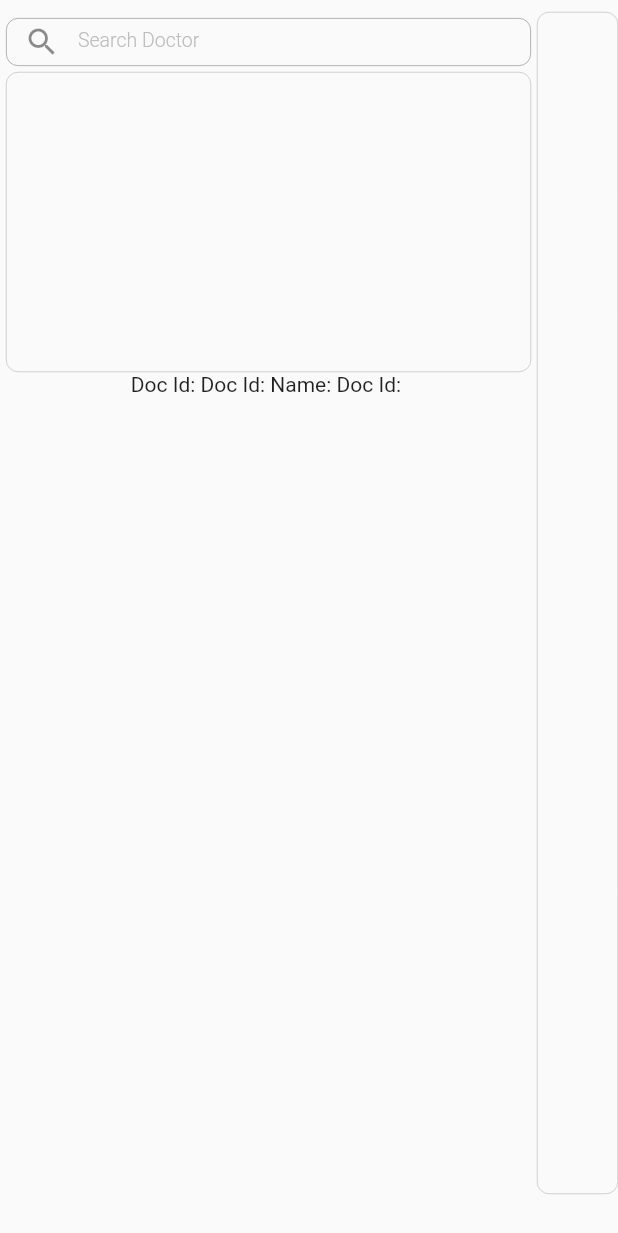
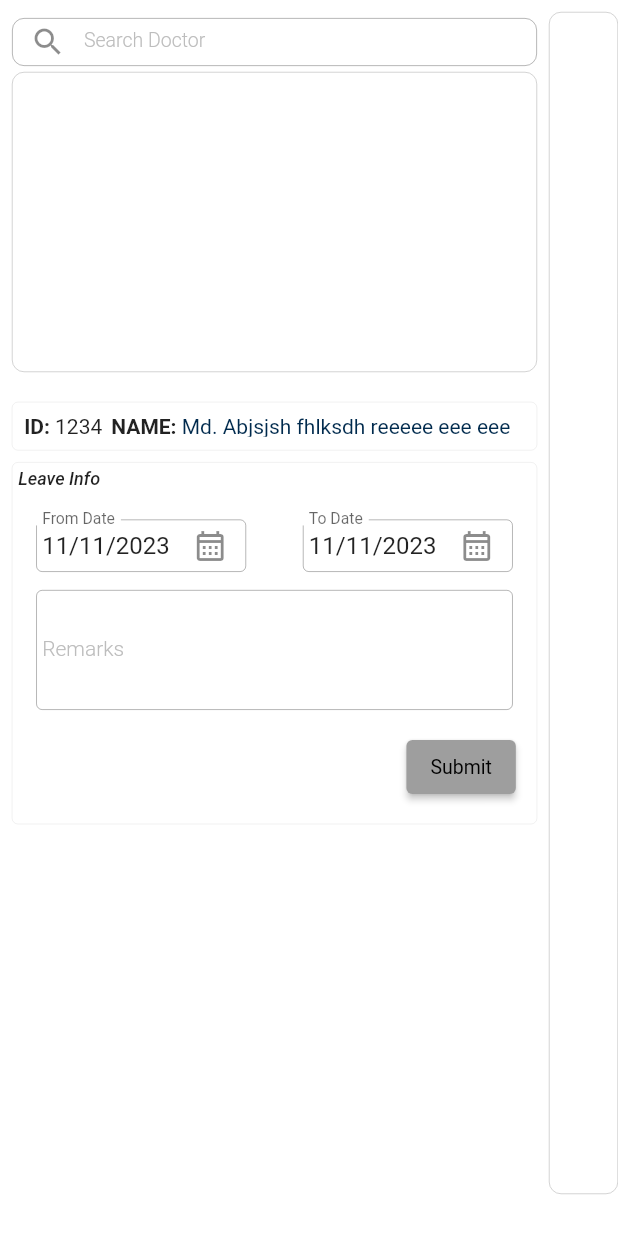
Before and after one commit to alokemscit/flutter_web2, a Flutter app: the DoctorLeave screen opened directly, on a phone screen of 412 x 824 dp. Shown: the top 1233 px of the screen. Run offline on Flutter 3.47's test engine with Material 2 defaults, Android fonts, the phone set to English and light mode, and no system bars; our stand-ins replace equatable, flutter_bloc, google_fonts, rive, shared_preferences, websafe_svg; missing offline and left inert: dart:html, hover_widget; accounts and stored records are empty.

Commit message:
11.11.23
ok

```diff
--- /dev/null
+++ b/lib/component/widget/custom_button.dart
@@ -0,0 +1,25 @@
+
+import 'package:flutter/material.dart';
+
+
+class CustomButton extends StatelessWidget {
+  final String text;
+
+  final VoidCallback onPressed;
+
+  const CustomButton({super.key, required this.text, required this.onPressed});
+
+  @override
+  Widget build(BuildContext context) {
+    return Container(
+      padding: const EdgeInsets.symmetric(horizontal: 2,vertical: 2),
+      margin: const EdgeInsets.all(0),
+      child: ElevatedButton(
+        style: ElevatedButton.styleFrom(backgroundColor: Colors.grey,foregroundColor: Colors.black,textStyle: TextStyle(fontSize: 13)),
+
+        onPressed: onPressed,
+        child: Text(text),
+      ),
+    );
+  }
+}
--- a/lib/component/widget/custom_textbox.dart
+++ b/lib/component/widget/custom_textbox.dart
@@ -43,6 +43,8 @@ class CustomTextBox extends StatelessWidget {
       child: Padding(
         padding: const EdgeInsets.all(4.0),
         child: SizedBox(
+        //  padding: const EdgeInsets.only(top: 4),
+         // color: Colors.amber,
           width: width,
           height: height,
 
@@ -54,6 +56,7 @@ class CustomTextBox extends StatelessWidget {
                 isObsText = state.isShow;
               }
               return TextField(
+
                 onChanged: (value) => onChange(value),
                 keyboardType: textInputType,
                 obscureText: !isObsText ? isPassword : false,
@@ -80,11 +83,12 @@ class CustomTextBox extends StatelessWidget {
 
                 textAlign: textAlign!,
                 decoration: InputDecoration(
+
                   labelText: caption,
                   labelStyle: TextStyle(
                       color: Colors.grey.shade400,
                       fontWeight: FontWeight.w300,
-                      fontSize: 13),
+                      fontSize: 14),
                   hintStyle: TextStyle(
                       color: Colors.grey.shade400, fontWeight: FontWeight.w300),
                   counterText: '',
@@ -111,9 +115,9 @@ class CustomTextBox extends StatelessWidget {
                             size: 20,
                           ),
                         )
-                      : const SizedBox(),
+                      : null,
                   contentPadding:
-                      const EdgeInsets.symmetric(vertical: 4, horizontal: 8),
+                      const EdgeInsets.symmetric(vertical: 10, horizontal: 4),
                 ),
                 controller: controller,
               );
--- a/lib/for_test.dart
+++ b/lib/for_test.dart
@@ -1,5 +1,7 @@
 // ignore_for_file: public_member_api_docs, sort_constructors_first
 import 'package:flutter/material.dart';
+
+import 'component/widget/custom_button.dart';
 
 class MyDataTable extends StatefulWidget {
   const MyDataTable({super.key});
@@ -280,25 +282,3 @@ class CustomContainer extends StatelessWidget {
     );
   }
 }
-
-class CustomButton extends StatelessWidget {
-  final String text;
-
-  final VoidCallback onPressed;
-
-  const CustomButton({required this.text, required this.onPressed});
-
-  @override
-  Widget build(BuildContext context) {
-    return Container(
-      padding: EdgeInsets.symmetric(horizontal: 2,vertical: 2),
-      margin: EdgeInsets.all(0),
-      child: ElevatedButton(
-        style: ElevatedButton.styleFrom(backgroundColor: Colors.grey,foregroundColor: Colors.black,textStyle: TextStyle(fontSize: 13)),
-
-        onPressed: onPressed,
-        child: Text(text),
-      ),
-    );
-  }
-}
--- a/lib/main.dart
+++ b/lib/main.dart
@@ -53,8 +53,8 @@ final appTheame = AppTheme();
                //appThemes.darkTheme==true?Brightness.dark:Brightness.light
                ),
             home: userProvider.user != null ? const
-           ParentPage()
-           // DoctorLeave()
+          // ParentPage()
+            DoctorLeave()
             : Login(),
           );
         }));
--- a/lib/pages/appointment/doctor_leave.dart
+++ b/lib/pages/appointment/doctor_leave.dart
@@ -1,6 +1,10 @@
 import 'package:flutter/material.dart';
+import 'package:web_2/component/widget/custom_datepicker.dart';
+import 'package:web_2/for_test.dart';
 
+import '../../component/widget/custom_button.dart';
 import '../../component/widget/custom_search_box.dart';
+import '../../component/widget/custom_textbox.dart';
 
 class DoctorLeave extends StatelessWidget {
   const DoctorLeave({super.key});
@@ -11,6 +15,7 @@ class DoctorLeave extends StatelessWidget {
 
    // print(size.width);
     return Scaffold(
+      backgroundColor:Colors.white, //kDefaultIconLightColor,
       body: SizedBox(
         width: double.infinity,
         height: size.height - 28,
@@ -41,20 +46,105 @@ class DoctorLeave extends StatelessWidget {
                   ),
 
 
-       Container(
-   alignment: Alignment.center,
-   child: const Row(
+    Container(
+     padding: const EdgeInsets.all(8),
+      width: 350 ,
+      margin: const EdgeInsets.only(top: 20),
+      //color: Colors.amber,
+     // margin:EdgeInsets.only(left: 0) ,
+     decoration: BoxDecoration(
+      borderRadius: BorderRadius.circular(4),
+      border: Border.all(color: Colors.grey,width: 0.1),
+     ),
+   alignment: Alignment.topCenter,
+    child:  Row(
         mainAxisAlignment: MainAxisAlignment.start,
         crossAxisAlignment: CrossAxisAlignment.start,
         children: [
-        Text("Doc Id: "),
-        Text("Doc Id: "),
-        Text("Name: "),
-        Text("Doc Id: "),
+        const Text("ID: ",style: TextStyle(fontWeight: FontWeight.w600),),
+        const Text("1234"),
+        const SizedBox(width: 6,),
+        const Text("NAME: ",style: TextStyle(fontWeight: FontWeight.w600),),
+        ConstrainedBox(constraints: const BoxConstraints(maxWidth: 220,maxHeight: 15),
+        child: const Text("Md. Abjsjsh fhlksdh reeeee eee eee e re rerye",style: TextStyle(color: Color.fromARGB(255, 0, 42, 77)),)),
        ],),
        ),
-                ],
-              ),
+
+
+
+    Padding(
+      padding: const EdgeInsets.all(8.0),
+      child: Container(
+       padding: const EdgeInsets.all(4),
+        width: 350 ,
+
+        //color: Colors.amber,
+       // margin:EdgeInsets.only(left: 0) ,
+       decoration: BoxDecoration(
+        borderRadius: BorderRadius.circular(4),
+        border: Border.all(color: Colors.grey,width: 0.1),
+       ),
+       alignment: Alignment.topCenter,
+      child:   Column(
+        mainAxisAlignment: MainAxisAlignment.start,
+        crossAxisAlignment: CrossAxisAlignment.start,
+        children: [
+          const Padding(
+            padding: EdgeInsets.only(bottom: 12),
+            child: Text("Leave Info",style: TextStyle(fontSize: 12,fontWeight: FontWeight.w500,fontStyle: FontStyle.italic),),
+          ),
+           Padding(
+             padding: const EdgeInsets.symmetric(vertical: 8,horizontal: 12),
+             child: Row(
+                mainAxisAlignment: MainAxisAlignment.spaceBetween,
+                crossAxisAlignment: CrossAxisAlignment.start,
+                children: [
+                CustomDatePicker(date_controller: TextEditingController(),label: "From Date",bgColor: Colors.white,),
+                 CustomDatePicker(date_controller: TextEditingController(),label: "To Date",bgColor: Colors.white,)
+               ],),
+           ),
+
+
+           Padding(
+             padding: const EdgeInsets.symmetric(horizontal: 8),
+             child: CustomTextBox(caption: 'Remarks', controller: TextEditingController(), onChange: ( value) {  },
+             width: 320,
+             height: 80,
+             maxLine: 4,
+             maxlength: 150,
+             ),
+           ),
+Padding(
+  padding: const EdgeInsets.symmetric(horizontal: 8,vertical: 8),
+  child:   Row(
+
+    mainAxisAlignment:MainAxisAlignment.end,
+
+    crossAxisAlignment:CrossAxisAlignment.start ,
+
+    children: [
+
+      CustomButton(text: "Submit", onPressed: (){})
+
+    ],
+
+  ),
+)
+
+        ],
+
+
+
+      ),
+         ),
+    ),
+
+
+
+
+
+          ],
+           ),
 
 
 Expanded(
--- a/lib/pages/text5.dart
+++ b/lib/pages/text5.dart
@@ -1,8 +1,9 @@
 import 'package:flutter/material.dart';
 
-import 'package:web_2/for_test.dart';
+
 
 import '../component/settings/functions.dart';
+import '../component/widget/custom_button.dart';
 import '../data/static_data.dart';
 
 class Test5 extends StatelessWidget {
```
